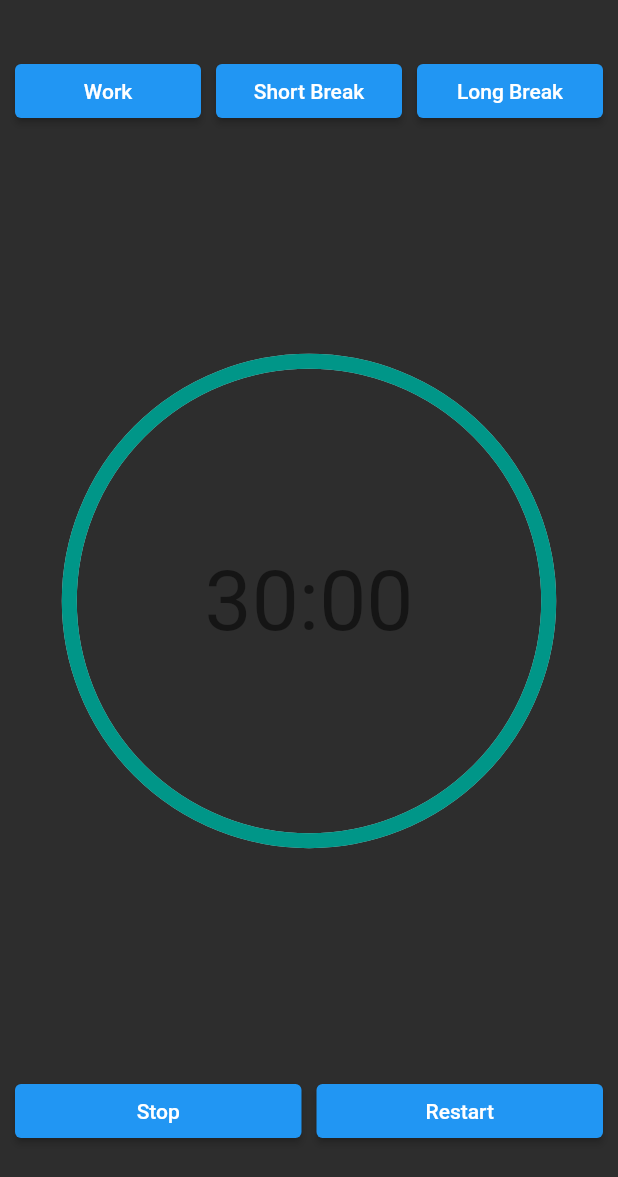
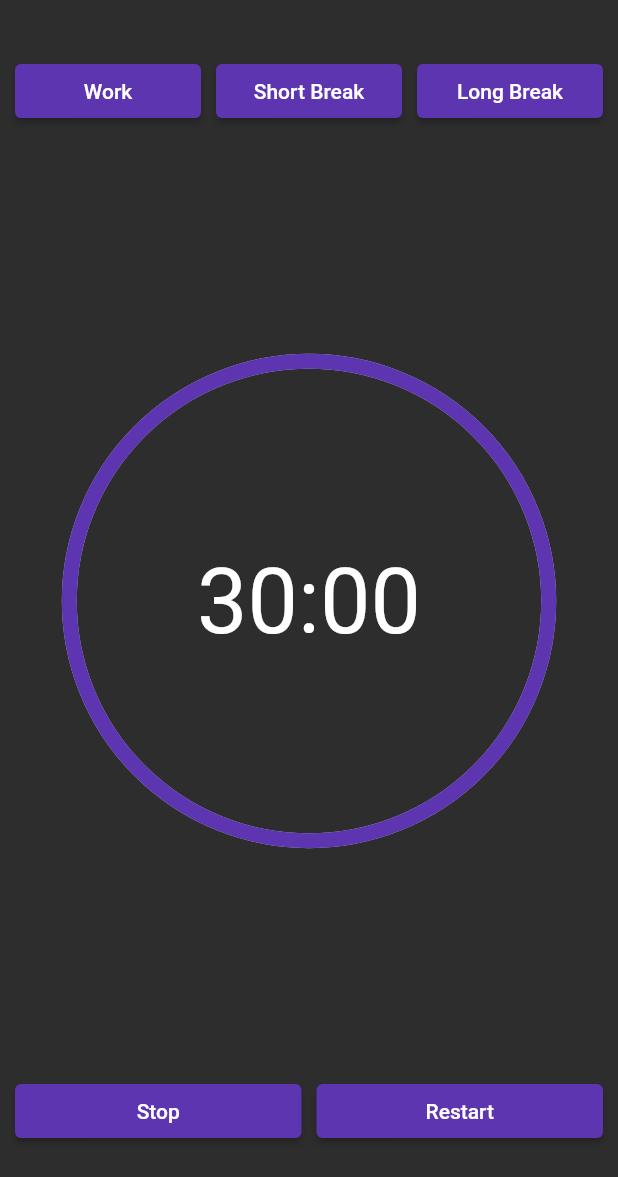
Before and after one commit to davidfffelix/productivity_timer, a Flutter app: the screen it shows after launch, on a phone screen of 412 x 824 dp, the part 59-1236 px from its top. Run offline on Flutter 3.47's test engine with Material 2 defaults, Android fonts, the phone set to English and light mode, and no system bars; drawn by our look-alikes of percent_indicator.

Commit message:
Update CircularPercentIndicator timer_page

```diff
--- a/lib/components/productivity_button.dart
+++ b/lib/components/productivity_button.dart
@@ -3,21 +3,23 @@ import 'package:flutter/material.dart';
 class ProductivityButton extends StatelessWidget {
   const ProductivityButton({
     super.key,
-    required this.color,
     required this.text,
     required this.size,
     required this.onPressed,
   });
 
-  final Color color;
   final String text;
   final double size;
-  // Dispara quando o botão for pressionado
   final VoidCallback onPressed;
 
   @override
   Widget build(BuildContext context) {
     return ElevatedButton(
+      style: ButtonStyle(
+        backgroundColor: MaterialStateProperty.resolveWith<Color?>((states) {
+          return const Color(0xff5e35b1);
+        }),
+      ),
       onPressed: onPressed,
       child: Text(
         text,
@@ -28,17 +30,3 @@ class ProductivityButton extends StatelessWidget {
     );
   }
 }
-
-
-
-// return MaterialButton(
-//   minWidth: size,
-//   color: color,
-//   onPressed: onPressed,
-//   child: Text(
-//     text,
-//     style: const TextStyle(
-//       color: Colors.white,
-//     ),
-//   ),
-// );
--- a/lib/my_app.dart
+++ b/lib/my_app.dart
@@ -5,6 +5,7 @@ class MyApp extends StatelessWidget {
   @override
   Widget build(BuildContext context) {
     return MaterialApp(
+      debugShowCheckedModeBanner: false,
       title: 'My Work Timer',
       theme: ThemeData(
         primaryColor: Colors.blue,
--- a/lib/timer/timer_page.dart
+++ b/lib/timer/timer_page.dart
@@ -40,7 +40,6 @@ class TimerPage extends StatelessWidget {
                     ),
                     Expanded(
                       child: ProductivityButton(
-                        color: const Color(0xffee4035),
                         text: 'Work',
                         size: 3,
                         onPressed: emptyMethod,
@@ -51,8 +50,6 @@ class TimerPage extends StatelessWidget {
                     ),
                     Expanded(
                       child: ProductivityButton(
-                        color: Color(0xff7bc043),
-                        //TODO: Formatar o texto
                         text: 'Short Break',
                         size: 3,
                         onPressed: emptyMethod,
@@ -63,7 +60,6 @@ class TimerPage extends StatelessWidget {
                     ),
                     Expanded(
                       child: ProductivityButton(
-                        color: Color(0xff0057e7),
                         text: 'Long Break',
                         size: 3,
                         onPressed: emptyMethod,
@@ -74,18 +70,19 @@ class TimerPage extends StatelessWidget {
                     ),
                   ],
                 ),
-                // O const foi retirado por que o child (child: CircularPercentIndicator) não é constante
                 Expanded(
                   child: CircularPercentIndicator(
+                    progressColor: const Color(0xff5e35b1),
                     radius: availableWidth / 2.5,
                     lineWidth: 10,
                     percent: 1,
-                    // Definimos widget dentro do indicador
-                    center: Text(
+                    center: const Text(
                       '30:00',
-                      style: Theme.of(context).textTheme.displayMedium,
+                      style: TextStyle(
+                        color: Colors.white,
+                        fontSize: 60,
+                      ),
                     ),
-                    progressColor: Color(0xff009688),
                   ),
                 ),
                 Row(
@@ -95,7 +92,6 @@ class TimerPage extends StatelessWidget {
                     ),
                     Expanded(
                       child: ProductivityButton(
-                        color: Color(0xff5e35b1),
                         text: 'Stop',
                         size: 3,
                         onPressed: emptyMethod,
@@ -106,7 +102,6 @@ class TimerPage extends StatelessWidget {
                     ),
                     Expanded(
                       child: ProductivityButton(
-                        color: Color(0xff5e35b1),
                         text: 'Restart',
                         size: 3,
                         onPressed: emptyMethod,
```
